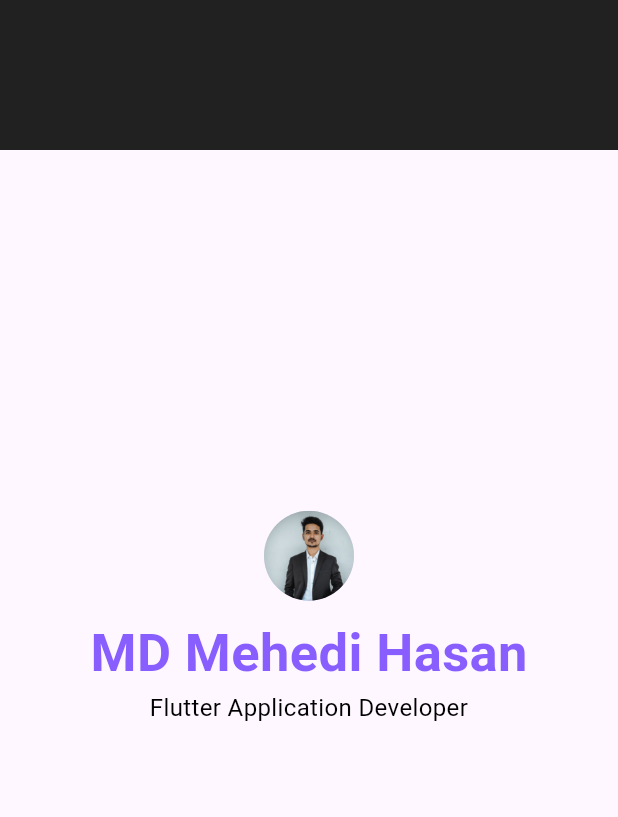
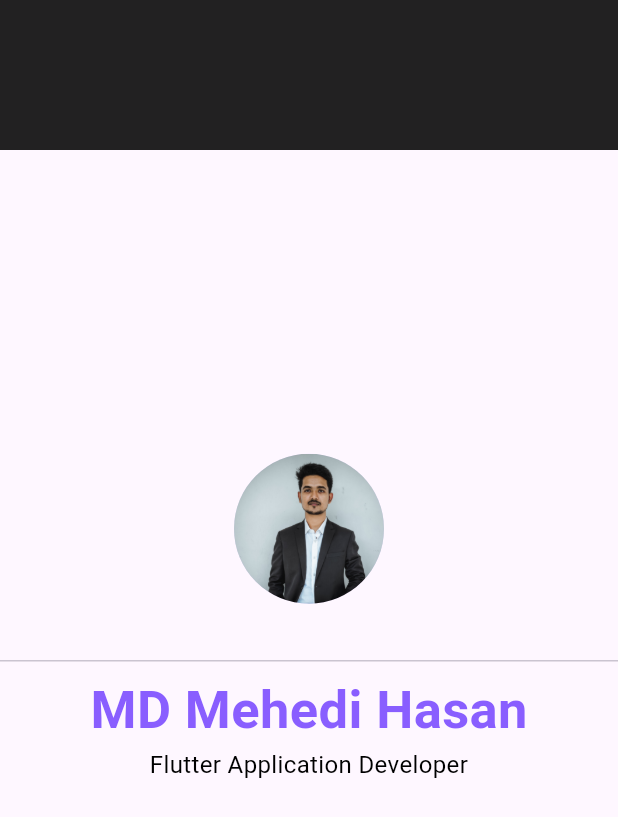
Before and after one commit to mehedi2204/Flutter-UI-Design, a Flutter app: the screen it shows after launch, on a phone screen of 412 x 824 dp. Shown: the top 817 px of the screen. Run offline on Flutter 3.47's test engine with Material 3 defaults, Android fonts, the phone set to English and light mode, and no system bars; drawn by our look-alikes of animated_text_kit; our stand-ins replace get.

Commit message:
Update home_screen.dart

```diff
--- a/portfolio_web_app/lib/view/home_screen.dart
+++ b/portfolio_web_app/lib/view/home_screen.dart
@@ -75,11 +75,12 @@ class HomeScreen extends StatelessWidget {
                     mainAxisAlignment: MainAxisAlignment.center,
                     children: [
                       CircleAvatar(
-                        radius: 30,
+                        radius: 50,
                         backgroundImage: AssetImage(
                             'assets/images/MD Mehedi Hasan.jpg'), // Replace with your image
                       ),
-                      SizedBox(height: 10),
+                      SizedBox(height: 30),
+                      Divider(),
                       Text(
                         'MD Mehedi Hasan',
                         style: TextStyle(
@@ -119,6 +120,7 @@ class HomeScreen extends StatelessWidget {
                           ],
                           repeatForever: true,
                         ),
+
                     ],
                   ),
                 ),
```
